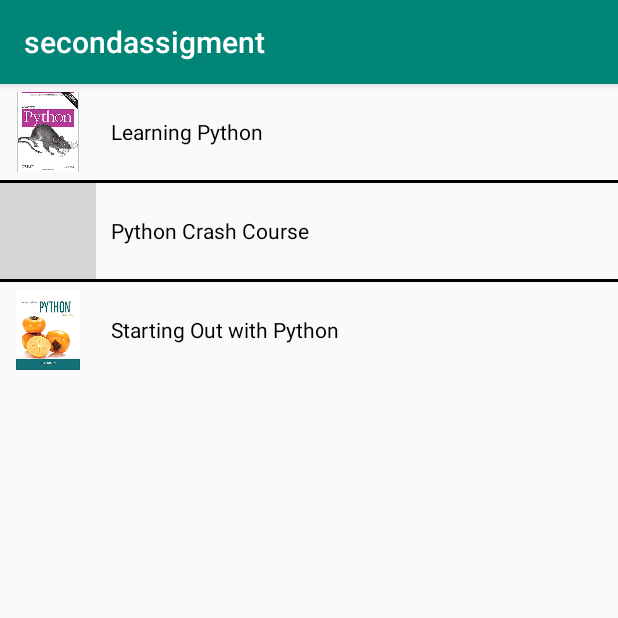
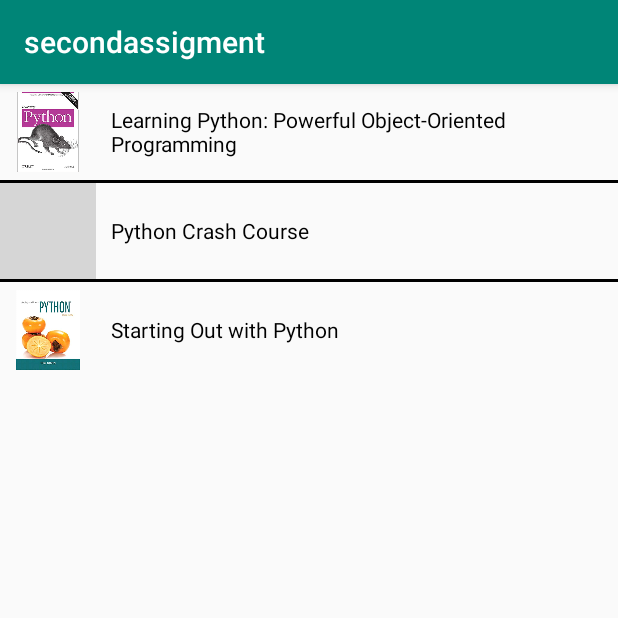
Before and after one commit to filipeamorais/ee654mobilecomputingsecondassignment, an Android app: the screen it shows after launch (BookList), after a tap on "Python", on a phone screen of 412 x 824 dp, the top half of it. Run offline under Robolectric (Android 15) with nearby library versions, the phone set to English and light mode, and no system bars; grey boxes are pictures that could not be loaded.

Commit message:
add: last visual editions to the textviews that are going to display the book information. FIRST FINAL VERSION

```diff
--- a/app/src/main/java/com/example/secondassigment/BookDisplay.java
+++ b/app/src/main/java/com/example/secondassigment/BookDisplay.java
@@ -25,14 +25,14 @@ public class BookDisplay extends AppCompatActivity {
 
         TextView bookTitle = (TextView)
                 findViewById(R.id.bookTitle);
-        bookTitle.setText(bookChosen.getbookTitle());
+        bookTitle.setText("Title: " + bookChosen.getbookTitle());
 
         TextView bookAuthor = (TextView)
                 findViewById(R.id.bookAuthor);
-        bookAuthor.setText(bookChosen.getbookAuthor());
+        bookAuthor.setText("Author: " +bookChosen.getbookAuthor());
 
         TextView bookYear = (TextView)
                 findViewById(R.id.bookYear);
-        bookYear.setText(bookChosen.getbookYear());
+        bookYear.setText("Year: " +bookChosen.getbookYear());
     }
 }
--- a/app/src/main/java/com/example/secondassigment/BookList.java
+++ b/app/src/main/java/com/example/secondassigment/BookList.java
@@ -29,22 +29,15 @@ public class BookList extends AppCompatActivity {
         //defining a variable name for the ListView implemented on the BookList layout
         simpleListView = (ListView) findViewById(R.id.simpleListView);
 
-        //adding items to the ArrayList(s) that will be displayed by the ListView according to the selection
-//        androidList.add(new Item("Android", R.drawable.brazil_flag));
-//        androidList.add(new Item("Android", R.drawable.brazil_flag));
-        androidList.add(new Item("Android Studio 3.4 Development Essentials", R.drawable.androidstudioessential, "none", "2019"));
-        androidList.add(new Item("Android Programming: The Big Nerd Ranch Guide", R.drawable.androidprogramming, "none", "2019"));
+        androidList.add(new Item("Android Studio 3.4 Development Essentials", R.drawable.androidstudioessential, "Neil Smyth", "2019"));
+        androidList.add(new Item("Android Programming: The Big Nerd Ranch Guide", R.drawable.androidprogramming, "Bill Phillips", "2019"));
 
-        mlList.add(new Item("The Hundred-Page Machine Learning Book", R.drawable.hundredpageml, "none", "2019"));
-        mlList.add(new Item("Hands-On Machine Learning with Scikit-Learn and TensorFlow: Concepts, Tools, and Techniques to Build Intelligent Systems", R.drawable.handonsmachinelearning, "none", "2019"));
-//        mlList.add(new Item("The", R.drawable.brazil_flag));
+        mlList.add(new Item("The Hundred-Page Machine Learning Book", R.drawable.hundredpageml, "Andriy Burkov", "2019"));
+        mlList.add(new Item("Hands-On Machine Learning with Scikit-Learn and TensorFlow: Concepts, Tools, and Techniques to Build Intelligent Systems", R.drawable.handonsmachinelearning, "Aurélien Géron", "2019"));
 
-
-//        pythonList.add(new Item("Learning", R.drawable.brazil_flag));
-
-        pythonList.add(new Item("Learning Python", R.drawable.learningpython, "none", "2019"));
-        pythonList.add(new Item("Python Crash Course", R.drawable.pythoncrash, "none", "2019"));
-        pythonList.add(new Item("Starting Out with Python", R.drawable.startingoutwithpython, "none", "2019"));
+        pythonList.add(new Item("Learning Python: Powerful Object-Oriented Programming", R.drawable.learningpython, "Mark Lutz", "2013"));
+        pythonList.add(new Item("Python Crash Course", R.drawable.pythoncrash, "Eric Matthes", "2019"));
+        pythonList.add(new Item("Starting Out with Python", R.drawable.startingoutwithpython, "Tony Gaddis", "2019"));
 
         //adding the lists to the hashmap variable
         BookMap.put("Android", androidList);
```
Also changed, not shown: app/src/main/res/layout/activity_book_display.xml (+6 -3 lines).
